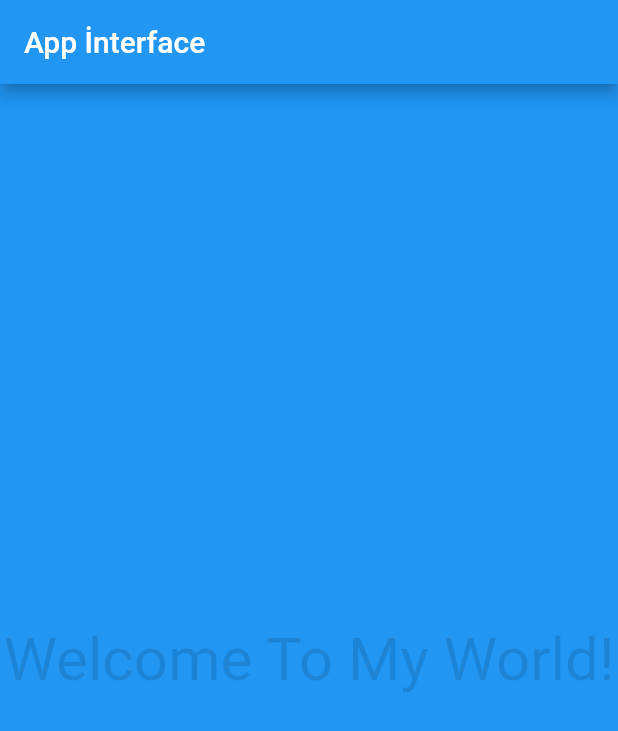
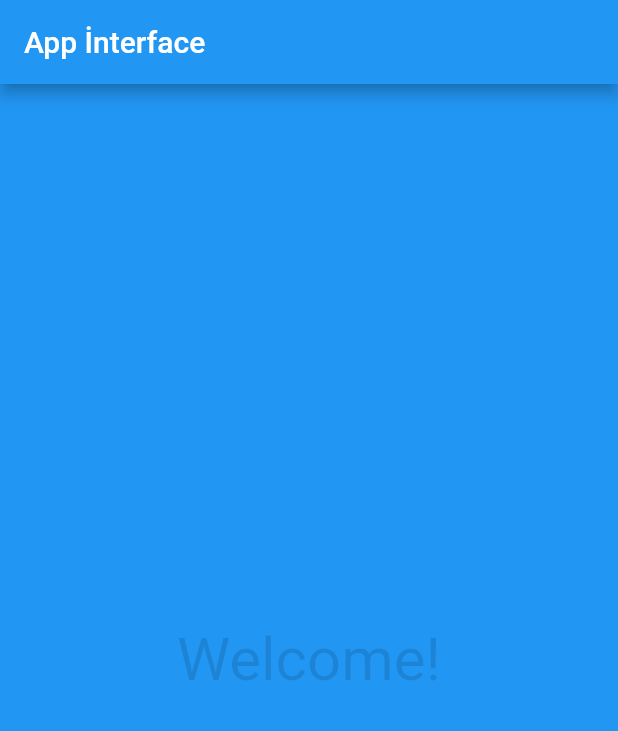
Before and after one commit to Devnot-Mentor-2020/FlutterDemo, a Flutter app: the screen it shows after launch, on a phone screen of 412 x 824 dp. Shown: the top 731 px of the screen. Run offline on Flutter 3.47's test engine with Material 2 defaults, Android fonts, the phone set to English and light mode, and no system bars.

Commit message:
two commit

```diff
--- a/lib/main.dart
+++ b/lib/main.dart
@@ -12,7 +12,7 @@ class Flutterdemo extends StatelessWidget {
               color: Colors.blue,
               child: Center(
                 child: Text(
-                  "Welcome To My World!",
+                  "Welcome!",
                   textDirection: TextDirection.ltr,
                   style: TextStyle(color: Colors.black12, fontSize: 40.0),
                 ),
```
